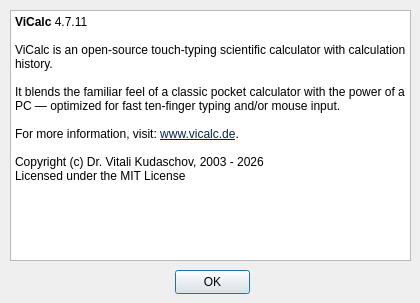
This is vicalc/ui/about_dialog.ui in Kudaschov/ViCalc as Qt 5 draws it before an edit. The edited form follows.
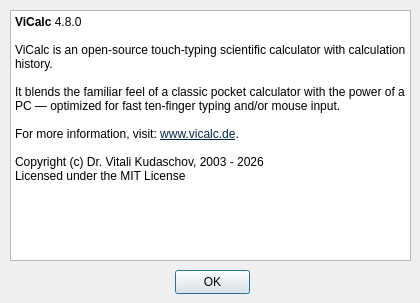
This is the edited form.

What changed in the file:
```diff
--- a/vicalc/ui/about_dialog.ui
+++ b/vicalc/ui/about_dialog.ui
@@ -43,7 +43,7 @@
 li.unchecked::marker { content: &quot;\2610&quot;; }
 li.checked::marker { content: &quot;\2612&quot;; }
 &lt;/style&gt;&lt;/head&gt;&lt;body style=&quot; font-family:'Segoe UI'; font-size:9pt; font-weight:400; font-style:normal;&quot;&gt;
-&lt;p style=&quot; margin-top:0px; margin-bottom:0px; margin-left:0px; margin-right:0px; -qt-block-indent:0; text-indent:0px;&quot;&gt;&lt;span style=&quot; font-weight:700;&quot;&gt;ViCalc &lt;/span&gt;4.7.11&lt;/p&gt;
+&lt;p style=&quot; margin-top:0px; margin-bottom:0px; margin-left:0px; margin-right:0px; -qt-block-indent:0; text-indent:0px;&quot;&gt;&lt;span style=&quot; font-weight:700;&quot;&gt;ViCalc &lt;/span&gt;4.8.0&lt;/p&gt;
 &lt;p style=&quot;-qt-paragraph-type:empty; margin-top:0px; margin-bottom:0px; margin-left:0px; margin-right:0px; -qt-block-indent:0; text-indent:0px;&quot;&gt;&lt;br /&gt;&lt;/p&gt;
 &lt;p style=&quot; margin-top:0px; margin-bottom:0px; margin-left:0px; margin-right:0px; -qt-block-indent:0; text-indent:0px;&quot;&gt;ViCalc is an open-source touch-typing scientific calculator with calculation history.&lt;/p&gt;
 &lt;p style=&quot;-qt-paragraph-type:empty; margin-top:0px; margin-bottom:0px; margin-left:0px; margin-right:0px; -qt-block-indent:0; text-indent:0px;&quot;&gt;&lt;br /&gt;&lt;/p&gt;
```
